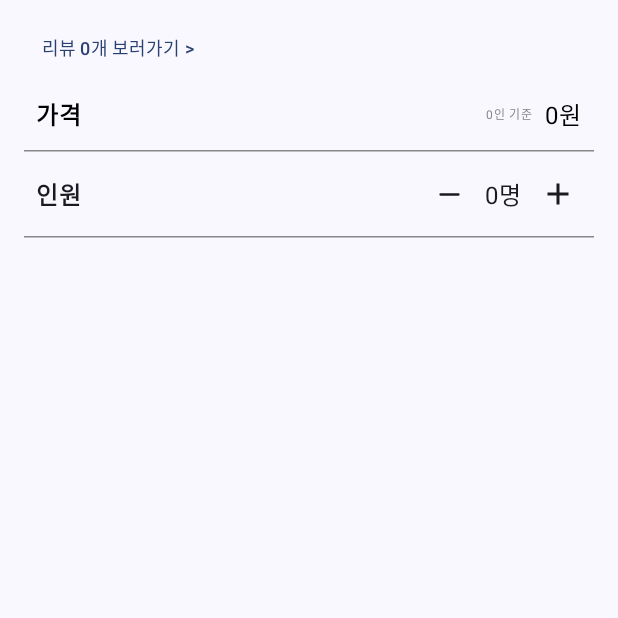
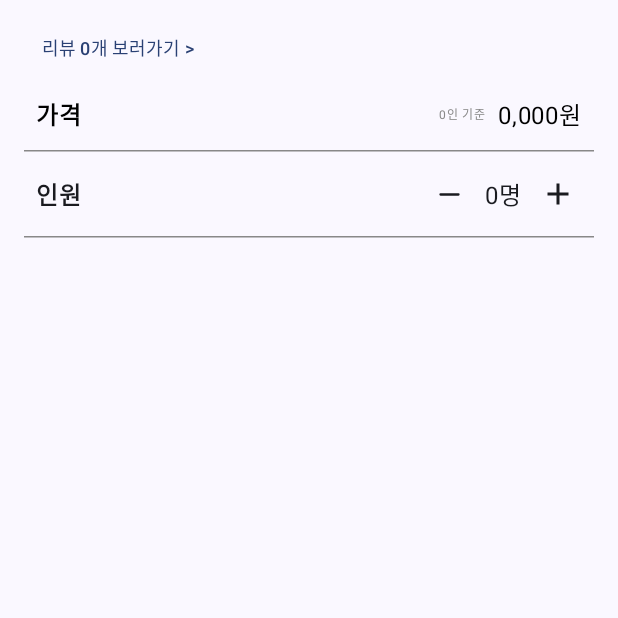
Before and after one commit to Mac-Win/Toucheese-Android, an Android app built with Jetpack Compose: the composable PriceSection called with empty values, on a phone screen of 412 x 824 dp, the top half of it. Run offline under Robolectric (Android 15) with nearby library versions, the phone set to English and light mode, and no system bars.

Commit message:
[UI] 상품 상세 화면 가격 화면 수정

```diff
--- a/app/src/main/java/com/example/toucheeseapp/ui/components/ProductOrderOptionComponent.kt
+++ b/app/src/main/java/com/example/toucheeseapp/ui/components/ProductOrderOptionComponent.kt
@@ -112,7 +112,7 @@ private fun PriceSection(
                 modifier = Modifier.padding(8.dp)
             )
             Text(
-                text = "${productNumOfPeoplePrice}원",
+                text = "${productNumOfPeoplePrice / 1000},000원",
                 fontSize = 16.sp,
                 fontWeight = FontWeight.Normal,
                 color = Color.Black,
```
